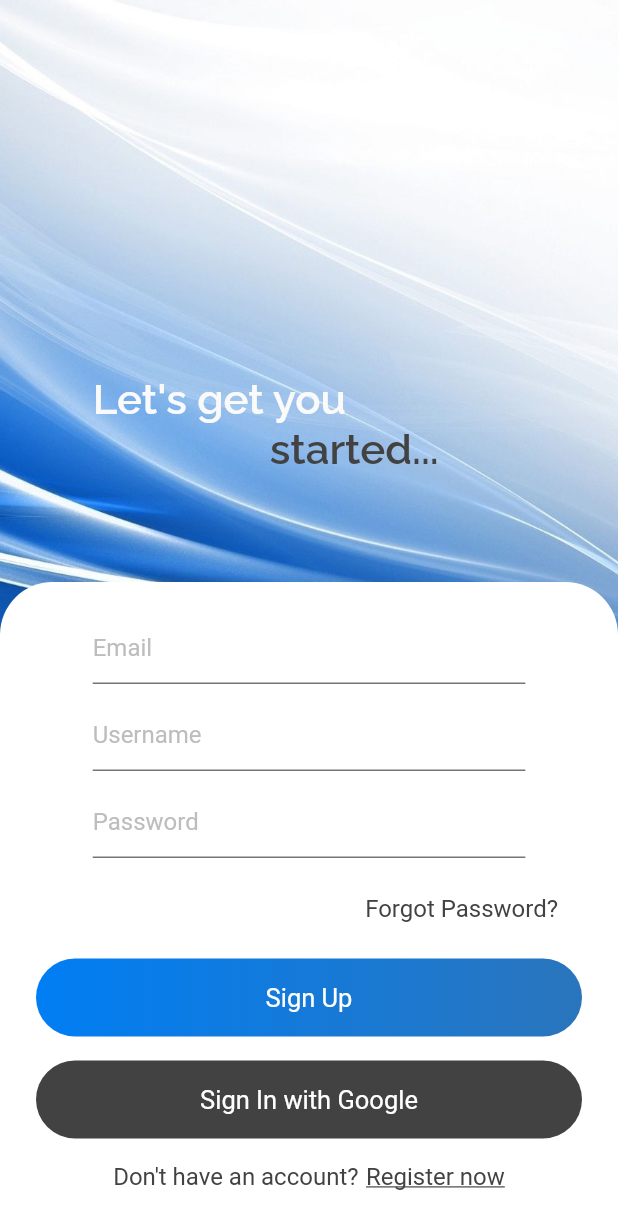
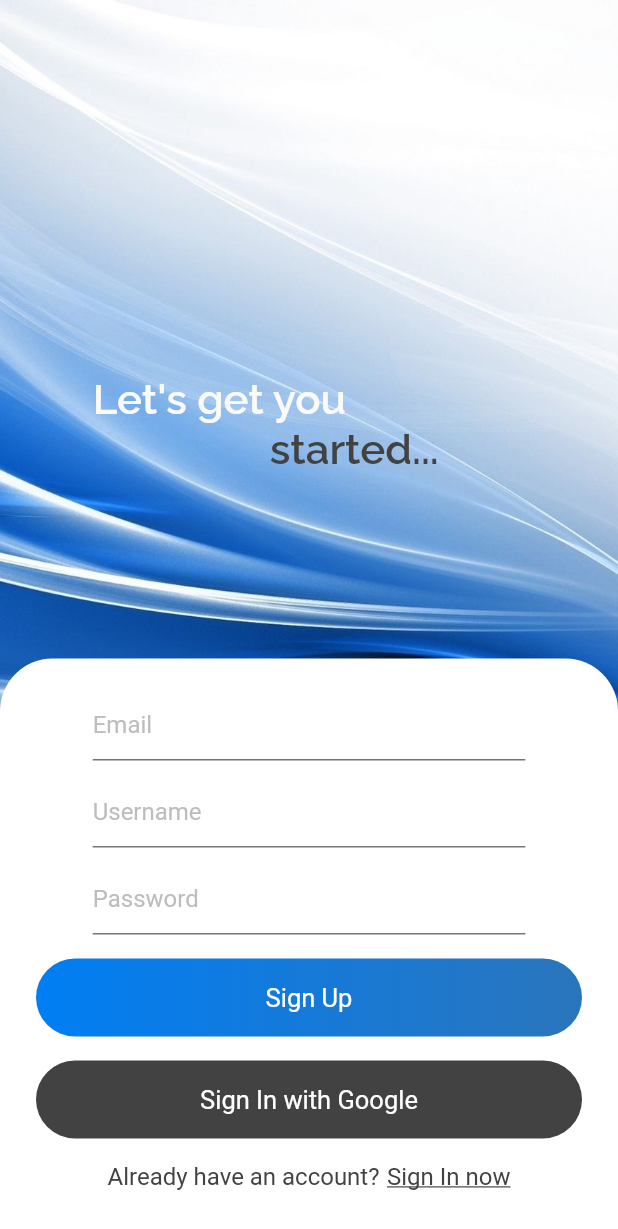
Before and after one commit to ryanemm/campus, a Flutter app: the screen it shows after launch, on a phone screen of 412 x 824 dp. Shown: the top 1229 px of the screen. Run offline on Flutter 3.47's test engine with Material 2 defaults, Android fonts, the light colour scheme and no system bars; our stand-ins replace firebase_auth, firebase_core, google_fonts; missing offline and left inert: cloud_firestore_web, firebase_auth_web, firebase_core_web, firebase_storage_web, image_picker_for_web, shared_preferences_web; accounts and stored records are empty.

```diff
--- a/lib/main.dart
+++ b/lib/main.dart
@@ -1,8 +1,11 @@
 import 'package:campus/screens/signin.dart';
 import 'package:campus/screens/signup.dart';
 import 'package:flutter/material.dart';
+import 'package:firebase_core/firebase_core.dart';
 
-void main() {
+void main() async {
+  WidgetsFlutterBinding.ensureInitialized();
+await Firebase.initializeApp();
   runApp(MyApp());
 }
 
--- a/lib/screens/signup.dart
+++ b/lib/screens/signup.dart
@@ -3,6 +3,8 @@ import "package:flutter/material.dart";
 import "package:google_fonts/google_fonts.dart";
 import "package:campus/services/auth.dart";
 import "package:campus/screens/chat_room_screen.dart";
+import "package:firebase_auth/firebase_auth.dart";
+import "package:firebase_core/firebase_core.dart";
 
 class SignUp extends StatefulWidget {
 
@@ -127,19 +129,7 @@ class _SignUpState extends State<SignUp> {
                   ),
                 ])
             ),
-            SizedBox(height: 16),
-            Row(
-              mainAxisAlignment: MainAxisAlignment.end,
-            children: [
-              Container(
-                padding: EdgeInsets.symmetric(
-                  horizontal: 16,
-                  vertical: 8,),
-                child: Text("Forgot Password?",
-                              style: simpleTextStyle(),
-                            ),
-              )
-            ],         ),
+
             SizedBox(height: 16),
             GestureDetector(
               onTap: () {
@@ -186,12 +176,12 @@ class _SignUpState extends State<SignUp> {
               mainAxisAlignment: MainAxisAlignment.center,
               children: [
                 Text(
-                  "Don't have an account?",
+                  "Already have an account?",
                   style: simpleTextStyle(),
                 ),
                 SizedBox(width: 5),
                 Text(
-                  "Register now",
+                  "Sign In now",
                   style: TextStyle(
                     color: Colors.grey[800],
                     fontSize: 16,
```
Also changed, not shown: lib/helper/authenticate.dart (added), 2 other files.
